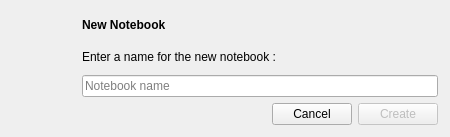
Qt form LabNote/ui/qt_ui/new_notebook.ui (drs/LabNote) before a commit.
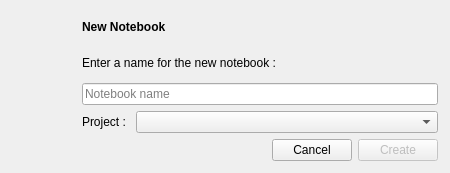
The same form after that commit.

Commit message: Added project in the notebook creation

Patch:
```diff
--- a/LabNote/ui/qt_ui/new_notebook.ui
+++ b/LabNote/ui/qt_ui/new_notebook.ui
@@ -7,7 +7,7 @@
     <x>0</x>
     <y>0</y>
     <width>450</width>
-    <height>137</height>
+    <height>173</height>
    </rect>
   </property>
   <property name="minimumSize">
@@ -89,6 +89,20 @@
        </property>
       </widget>
      </item>
+     <item>
+      <layout class="QHBoxLayout" name="horizontalLayout_3" stretch="0,5">
+       <item>
+        <widget class="QLabel" name="label">
+         <property name="text">
+          <string>Project : </string>
+         </property>
+        </widget>
+       </item>
+       <item>
+        <widget class="QComboBox" name="cbx_project"/>
+       </item>
+      </layout>
+     </item>
      <item>
       <layout class="QHBoxLayout" name="horizontalLayout">
        <item>
```
The commit also changes 7 other files.
